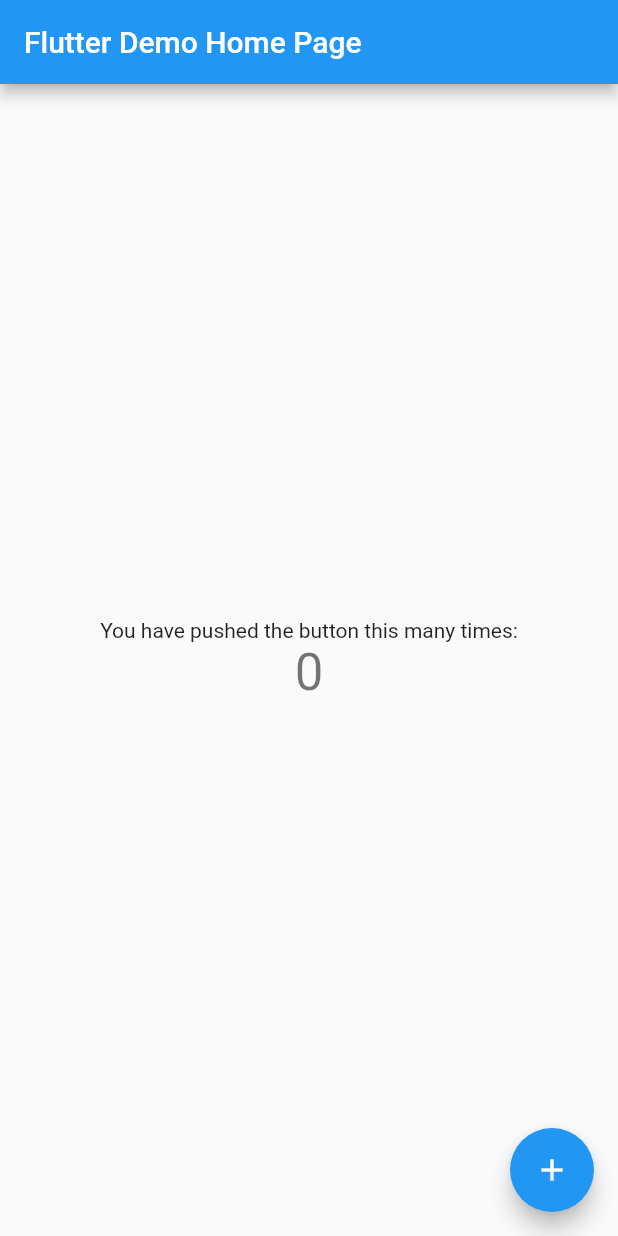
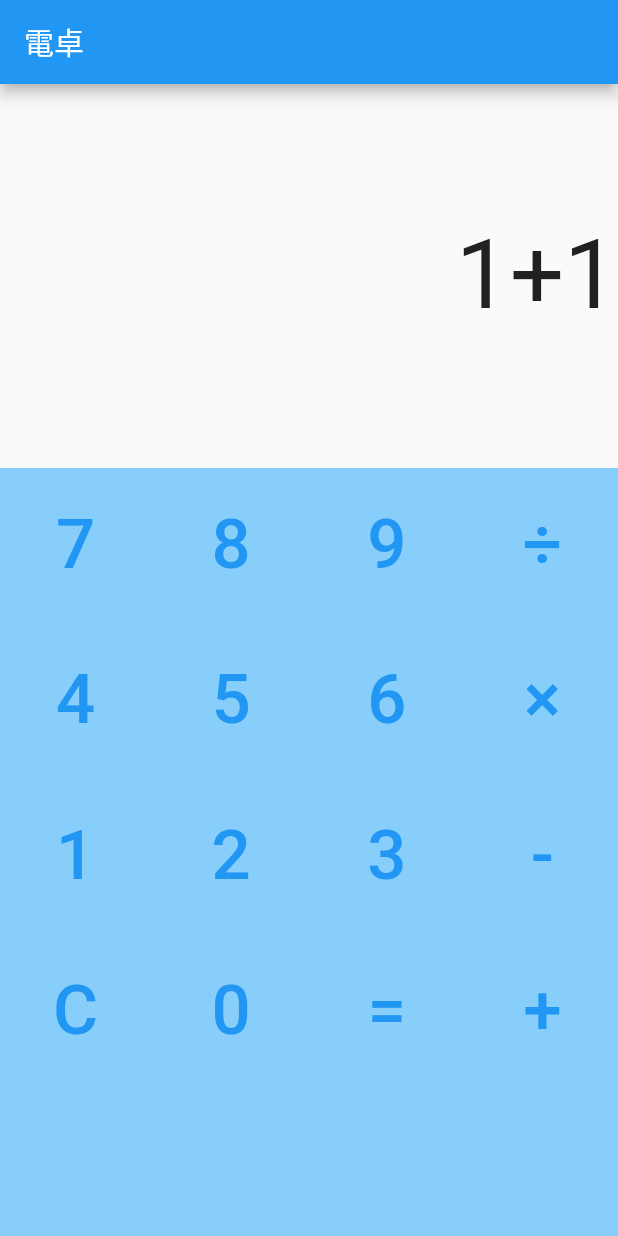
Before and after one commit to hiromu-saito/calculator_app, a Flutter app: the screen it shows after launch, on a phone screen of 412 x 824 dp. Run offline on Flutter 3.47's test engine with Material 2 defaults, Android fonts, the phone set to English and light mode, and no system bars.

Commit message:
crete layout

```diff
--- a/lib/main.dart
+++ b/lib/main.dart
@@ -1,113 +1,116 @@
 import 'package:flutter/material.dart';
+import 'package:flutter/services.dart';
 
 void main() {
   runApp(MyApp());
 }
 
 class MyApp extends StatelessWidget {
-  // This widget is the root of your application.
   @override
   Widget build(BuildContext context) {
     return MaterialApp(
-      title: 'Flutter Demo',
-      theme: ThemeData(
-        // This is the theme of your application.
-        //
-        // Try running your application with "flutter run". You'll see the
-        // application has a blue toolbar. Then, without quitting the app, try
-        // changing the primarySwatch below to Colors.green and then invoke
-        // "hot reload" (press "r" in the console where you ran "flutter run",
-        // or simply save your changes to "hot reload" in a Flutter IDE).
-        // Notice that the counter didn't reset back to zero; the application
-        // is not restarted.
-        primarySwatch: Colors.blue,
+        home: Scaffold(
+      appBar: AppBar(
+        title: Text('電卓'),
       ),
-      home: MyHomePage(title: 'Flutter Demo Home Page'),
+      body: Column(
+        mainAxisAlignment: MainAxisAlignment.start,
+        children: [TextField(), Keyboard()],
+      ),
+    ));
+  }
+}
+
+class TextField extends StatefulWidget {
+  _TextFiledState createState() => _TextFiledState();
+}
+
+class _TextFiledState extends State<TextField> {
+  String _expression = '1+1';
+  @override
+  Widget build(BuildContext context) {
+    // any code
+    return Expanded(
+      flex: 1,
+      child: Container(
+        child: Align(
+          alignment: Alignment.centerRight,
+          child: Text(
+            _expression,
+            style: TextStyle(fontSize: 64.0),
+          ),
+        ),
+      ),
     );
   }
 }
 
-class MyHomePage extends StatefulWidget {
-  MyHomePage({Key? key, required this.title}) : super(key: key);
+// キーボード
+class Keyboard extends StatelessWidget {
+  @override
+  Widget build(BuildContext context) {
+    return Expanded(
+      flex: 2,
+      // child: Center(
+      child: Container(
+        color: Color(0xff87cefa),
+        child: GridView.count(
+          crossAxisCount: 4,
+          mainAxisSpacing: 3.0,
+          crossAxisSpacing: 3.0,
+          children: [
+            '7',
+            '8',
+            '9',
+            '÷',
+            '4',
+            '5',
+            '6',
+            '×',
+            '1',
+            '2',
+            '3',
+            '-',
+            'C',
+            '0',
+            '=',
+            '+',
+          ].map((key) {
+            return GridTile(
+              child: Button(
+                key,
+              ),
+            );
+          }).toList(),
+        ),
 
-  // This widget is the home page of your application. It is stateful, meaning
-  // that it has a State object (defined below) that contains fields that affect
-  // how it looks.
-
-  // This class is the configuration for the state. It holds the values (in this
-  // case the title) provided by the parent (in this case the App widget) and
-  // used by the build method of the State. Fields in a Widget subclass are
-  // always marked "final".
-
-  final String title;
-
-  @override
-  _MyHomePageState createState() => _MyHomePageState();
+        // ),
+      ),
+    );
+  }
 }
 
-class _MyHomePageState extends State<MyHomePage> {
-  int _counter = 0;
-
-  void _incrementCounter() {
-    setState(() {
-      // This call to setState tells the Flutter framework that something has
-      // changed in this State, which causes it to rerun the build method below
-      // so that the display can reflect the updated values. If we changed
-      // _counter without calling setState(), then the build method would not be
-      // called again, and so nothing would appear to happen.
-      _counter++;
-    });
-  }
+//　キーボタン
+class Button extends StatelessWidget {
+  final _key;
+  Button(this._key);
 
   @override
   Widget build(BuildContext context) {
-    // This method is rerun every time setState is called, for instance as done
-    // by the _incrementCounter method above.
-    //
-    // The Flutter framework has been optimized to make rerunning build methods
-    // fast, so that you can just rebuild anything that needs updating rather
-    // than having to individually change instances of widgets.
-    return Scaffold(
-      appBar: AppBar(
-        // Here we take the value from the MyHomePage object that was created by
-        // the App.build method, and use it to set our appbar title.
-        title: Text(widget.title),
+    return Container(
+      child: TextButton(
+        child: Center(
+          child: Text(
+            _key,
+            style: TextStyle(
+              fontSize: 46.0,
+            ),
+          ),
+        ),
+        onPressed: () {
+          print('ボタン押下');
+        },
       ),
-      body: Center(
-        // Center is a layout widget. It takes a single child and positions it
-        // in the middle of the parent.
-        child: Column(
-          // Column is also a layout widget. It takes a list of children and
-          // arranges them vertically. By default, it sizes itself to fit its
-          // children horizontally, and tries to be as tall as its parent.
-          //
-          // Invoke "debug painting" (press "p" in the console, choose the
-          // "Toggle Debug Paint" action from the Flutter Inspector in Android
-          // Studio, or the "Toggle Debug Paint" command in Visual Studio Code)
-          // to see the wireframe for each widget.
-          //
-          // Column has various properties to control how it sizes itself and
-          // how it positions its children. Here we use mainAxisAlignment to
-          // center the children vertically; the main axis here is the vertical
-          // axis because Columns are vertical (the cross axis would be
-          // horizontal).
-          mainAxisAlignment: MainAxisAlignment.center,
-          children: <Widget>[
-            Text(
-              'You have pushed the button this many times:',
-            ),
-            Text(
-              '$_counter',
-              style: Theme.of(context).textTheme.headline4,
-            ),
-          ],
-        ),
-      ),
-      floatingActionButton: FloatingActionButton(
-        onPressed: _incrementCounter,
-        tooltip: 'Increment',
-        child: Icon(Icons.add),
-      ), // This trailing comma makes auto-formatting nicer for build methods.
     );
   }
 }
```
